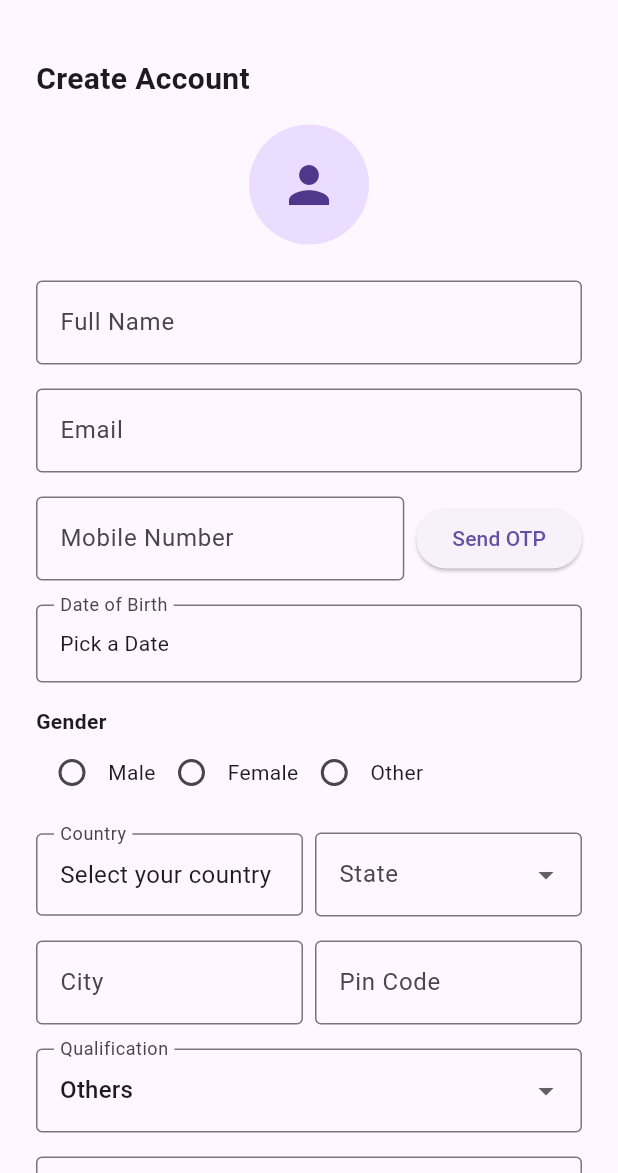
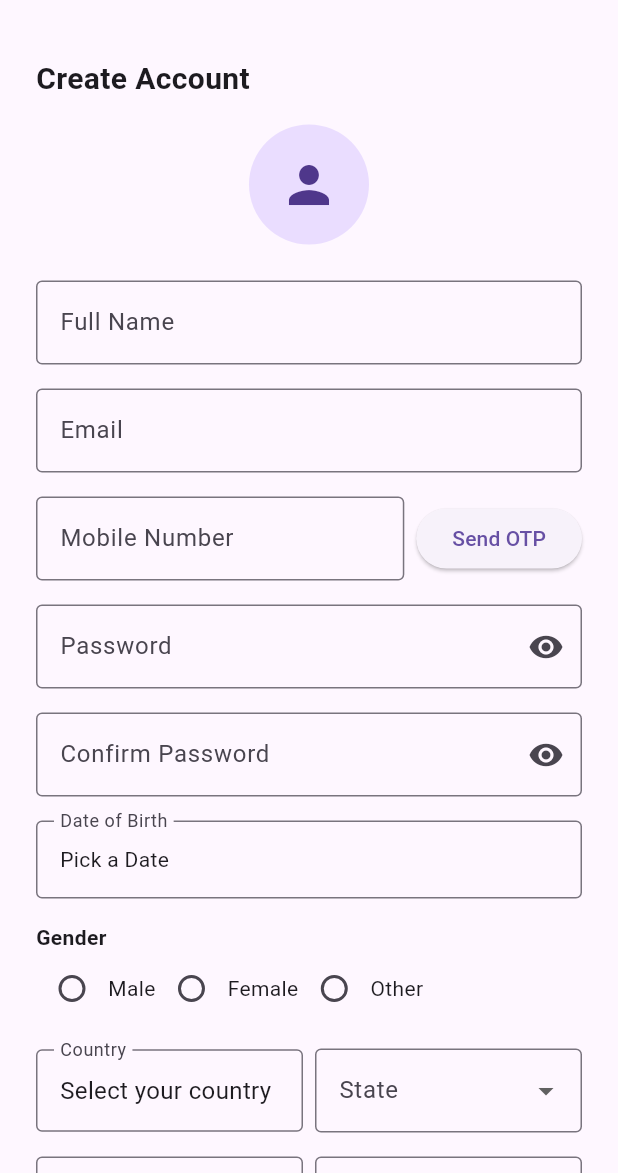
Before and after one commit to AswiniKrishna05/pulse-post, a Flutter app: the PersonalInfoView screen opened by its route, on a phone screen of 412 x 824 dp, the part 63-1236 px from its top. Run offline on Flutter 3.47's test engine with Material 3 defaults, Android fonts, the phone set to English and light mode, and no system bars; our stand-ins replace cloud_firestore, cloud_functions, country_picker, firebase_auth, firebase_core, firebase_storage and 3 more; accounts and stored records are empty.

Commit message:
second commit

```diff
--- /dev/null
+++ b/lib/model/personal_info_model.dart
@@ -0,0 +1,59 @@
+class PersonalInfoModel {
+  final String fullName;
+  final String email;
+  final String mobile;
+  final String password;
+  final DateTime dob;
+  final int age;
+  final String gender;
+  final String country;
+  final String state;
+  final String city;
+  final String pinCode;
+  final String qualification;
+  final String occupation;
+  final List<String> interests;
+  final String? profileImageUrl;
+  final String? referral;
+
+  PersonalInfoModel({
+    required this.fullName,
+    required this.email,
+    required this.mobile,
+    required this.password,
+    required this.dob,
+    required this.age,
+    required this.gender,
+    required this.country,
+    required this.state,
+    required this.city,
+    required this.pinCode,
+    required this.qualification,
+    required this.occupation,
+    required this.interests,
+    this.profileImageUrl,
+    this.referral,
+  });
+
+  Map<String, dynamic> toMap() {
+    return {
+      'fullName': fullName,
+      'email': email,
+      'mobile': mobile,
+      'password': password,
+      'dob': dob.toIso8601String(),
+      'age': age,
+      'gender': gender,
+      'country': country,
+      'state': state,
+      'city': city,
+      'pinCode': pinCode,
+      'qualification': qualification,
+      'occupation': occupation,
+      'interests': interests,
+      'profileImageUrl': profileImageUrl,
+      'referral': referral,
+      'createdAt': DateTime.now(),
+    };
+  }
+}
--- a/lib/viewmodels/personal_info_viewmodel.dart
+++ b/lib/viewmodels/personal_info_viewmodel.dart
@@ -1,17 +1,21 @@
 import 'dart:io';
 import 'package:flutter/material.dart';
 import 'package:image_picker/image_picker.dart';
+import 'package:firebase_auth/firebase_auth.dart';
 import 'package:cloud_firestore/cloud_firestore.dart';
-import 'package:firebase_auth/firebase_auth.dart';
 import 'package:firebase_storage/firebase_storage.dart';
+import '../model/personal_info_model.dart';
 import '../core/navigation/app_routes.dart';
 
 class PersonalInfoViewModel extends ChangeNotifier {
   File? profileImage;
 
+  // Form Fields
   String fullName = '';
   String email = '';
   String mobile = '';
+  String password = '';
+  String confirmPassword = '';
   DateTime? dob;
   int age = 0;
   String gender = '';
@@ -20,12 +24,11 @@ class PersonalInfoViewModel extends ChangeNotifier {
   String city = '';
   String pinCode = '';
   String qualification = '';
-  String customQualification = '';
   String occupation = '';
   String referral = '';
-  Set<String> selectedInterests = {};
+  final Set<String> selectedInterests = {};
 
-  Future<void> pickImage(ImageSource source) async {
+  void pickImage(ImageSource source) async {
     final picker = ImagePicker();
     final picked = await picker.pickImage(source: source);
     if (picked != null) {
@@ -34,80 +37,29 @@ class PersonalInfoViewModel extends ChangeNotifier {
     }
   }
 
-  Future<void> saveProfileToFirestore(BuildContext context) async {
-    if (age < 16) {
-      ScaffoldMessenger.of(context).showSnackBar(
-        const SnackBar(content: Text("You must be at least 16 years old to register.")),
-      );
-      return;
-    }
-    final uid = FirebaseAuth.instance.currentUser?.uid;
-    if (uid == null) {
-      ScaffoldMessenger.of(context).showSnackBar(
-        const SnackBar(content: Text("User not logged in")),
-      );
-      return;
-    }
-
-    String? imageUrl;
-    if (profileImage != null) {
-      final ref = FirebaseStorage.instance
-          .ref()
-          .child('profile_images')
-          .child('$uid.jpg');
-      await ref.putFile(profileImage!);
-      imageUrl = await ref.getDownloadURL();
-    }
-
-    await FirebaseFirestore.instance.collection('users').doc(uid).set({
-      'fullName': fullName,
-      'email': email,
-      'mobile': mobile,
-      'dob': dob?.toIso8601String(),
-      'age': age,
-      'gender': gender,
-      'country': country,
-      'state': state,
-      'city': city,
-      'pinCode': pinCode,
-      'qualification': qualification == 'others' ? customQualification : qualification,
-      'occupation': occupation,
-      'referral': referral,
-      'profileImageUrl': imageUrl,
-      'createdAt': FieldValue.serverTimestamp(),
-      'isCompletedInfo': true,
-    });
-
-    Navigator.pushNamedAndRemoveUntil(context, AppRoutes.socialFollow, (route) => false);
-  }
-
   void setDob(DateTime date) {
     dob = date;
-    _calculateAge();
+    final now = DateTime.now();
+    age = now.year - date.year;
+    if (now.month < date.month || (now.month == date.month && now.day < date.day)) {
+      age--;
+    }
     notifyListeners();
   }
 
-  void _calculateAge() {
-    if (dob == null) return;
-    final now = DateTime.now();
-    age = now.year - dob!.year;
-    if (now.month < dob!.month || (now.month == dob!.month && now.day < dob!.day)) {
-      age--;
-    }
-  }
-
-  void updateField(String key, String value) {
-    switch (key) {
+  void updateField(String field, String value) {
+    switch (field) {
       case 'fullName': fullName = value; break;
       case 'email': email = value; break;
       case 'mobile': mobile = value; break;
+      case 'password': password = value; break;
+      case 'confirmPassword': confirmPassword = value; break;
       case 'gender': gender = value; break;
       case 'country': country = value; break;
       case 'state': state = value; break;
       case 'city': city = value; break;
-      case 'pin': pinCode = value; break;
-      case 'qualification': qualification = value; customQualification = ''; break;
-      case 'customQualification': customQualification = value; break;
+      case 'pinCode': pinCode = value; break;
+      case 'qualification': qualification = value; break;
       case 'occupation': occupation = value; break;
       case 'referral': referral = value; break;
     }
@@ -122,4 +74,65 @@ class PersonalInfoViewModel extends ChangeNotifier {
     }
     notifyListeners();
   }
+
+  bool get isFormValid {
+    return fullName.isNotEmpty &&
+        email.isNotEmpty &&
+        mobile.isNotEmpty &&
+        password.isNotEmpty &&
+        confirmPassword.isNotEmpty &&
+        password == confirmPassword &&
+        dob != null &&
+        age >= 16 &&
+        gender.isNotEmpty &&
+        country.isNotEmpty &&
+        state.isNotEmpty &&
+        city.isNotEmpty &&
+        pinCode.isNotEmpty &&
+        qualification.isNotEmpty &&
+        occupation.isNotEmpty &&
+        selectedInterests.isNotEmpty;
+  }
+
+  Future<void> saveToFirestore(BuildContext context) async {
+    try {
+      final uid = FirebaseAuth.instance.currentUser?.uid;
+      if (uid == null) {
+        ScaffoldMessenger.of(context).showSnackBar(const SnackBar(content: Text("User not logged in")));
+        return;
+      }
+
+      String? imageUrl;
+      if (profileImage != null) {
+        final ref = FirebaseStorage.instance.ref().child("profile_images/$uid.jpg");
+        await ref.putFile(profileImage!);
+        imageUrl = await ref.getDownloadURL();
+      }
+
+      final userModel = PersonalInfoModel(
+        fullName: fullName,
+        email: email,
+        mobile: mobile,
+        password: password,
+        dob: dob!,
+        age: age,
+        gender: gender,
+        country: country,
+        state: state,
+        city: city,
+        pinCode: pinCode,
+        qualification: qualification,
+        occupation: occupation,
+        interests: selectedInterests.toList(),
+        profileImageUrl: imageUrl,
+        referral: referral.isEmpty ? null : referral,
+      );
+
+      await FirebaseFirestore.instance.collection('users').doc(uid).set(userModel.toMap());
+
+      Navigator.pushNamedAndRemoveUntil(context, AppRoutes.home, (_) => false);
+    } catch (e) {
+      ScaffoldMessenger.of(context).showSnackBar(SnackBar(content: Text("Error: ${e.toString()}")));
+    }
+  }
 }
--- a/lib/views/personal_info/personal_info_view.dart
+++ b/lib/views/personal_info/personal_info_view.dart
@@ -94,6 +94,20 @@ class PersonalInfoView extends StatelessWidget {
                   const SizedBox(width: 8),
                   ElevatedButton(onPressed: () {}, child: const Text('Send OTP')),
                 ],
+              ),
+              const SizedBox(height: 16),
+              CustomTextField(
+                label: 'Password',
+                hint: 'Enter password',
+                obscure: true,
+                onChanged: (val) => vm.updateField('password', val),
+              ),
+              const SizedBox(height: 16),
+              CustomTextField(
+                label: 'Confirm Password',
+                hint: 'Re-enter password',
+                obscure: true,
+                onChanged: (val) => vm.updateField('confirmPassword', val),
               ),
               const SizedBox(height: 16),
 
@@ -248,7 +262,6 @@ class PersonalInfoView extends StatelessWidget {
                     label: 'Please specify',
                     hint: 'Enter your qualification',
                     onChanged: (val) => vm.updateField('customQualification', val),
-                    initialValue: vm.customQualification,
                   ),
                 ),
               const SizedBox(height: 16),
@@ -274,13 +287,30 @@ class PersonalInfoView extends StatelessWidget {
               const SizedBox(height: 24),
 
               // ✅ Continue Button
-              SizedBox(
-                width: double.infinity,
-                child: PrimaryButton(
-                  text: 'Continue',
-                  onPressed: () => vm.saveProfileToFirestore(context),
+              GestureDetector(
+                onTap: () {
+                  if (vm.isFormValid) {
+                    vm.saveToFirestore(context);
+                  } else {
+                    ScaffoldMessenger.of(context).showSnackBar(
+                      const SnackBar(
+                        content: Text('Please fill all required fields correctly.'),
+                      ),
+                    );
+                  }
+                },
+                child: AbsorbPointer(
+                  absorbing: !vm.isFormValid,
+                  child: SizedBox(
+                    width: double.infinity,
+                    child: PrimaryButton(
+                      text: 'Continue',
+                      onPressed: vm.isFormValid ? () => vm.saveToFirestore(context) : null,
+                    ),
+                  ),
                 ),
               ),
+
               const SizedBox(height: 32),
             ],
           ),
--- a/lib/views/widgets/custom_textfield.dart
+++ b/lib/views/widgets/custom_textfield.dart
@@ -1,6 +1,6 @@
 import 'package:flutter/material.dart';
 
-class CustomTextField extends StatelessWidget {
+class CustomTextField extends StatefulWidget {
   final String label;
   final String hint;
   final bool obscure;
@@ -21,25 +21,45 @@ class CustomTextField extends StatelessWidget {
   });
 
   @override
+  State<CustomTextField> createState() => _CustomTextFieldState();
+}
+
+class _CustomTextFieldState extends State<CustomTextField> {
+  late bool _obscureText;
+
+  @override
+  void initState() {
+    super.initState();
+    _obscureText = widget.obscure;
+  }
+
+  void _toggleVisibility() {
+    setState(() {
+      _obscureText = !_obscureText;
+    });
+  }
+
+  @override
   Widget build(BuildContext context) {
-    final controller = TextEditingController(text: initialValue);
-    controller.selection = TextSelection.fromPosition(
-      TextPosition(offset: controller.text.length),
-    );
-    return TextField(
-      controller: controller,
-      onChanged: onChanged,
-      obscureText: obscure,
+    return TextFormField(
+      initialValue: widget.initialValue,
+      onChanged: widget.onChanged,
+      obscureText: _obscureText,
       decoration: InputDecoration(
-        labelText: label,
-        hintText: hint,
+        labelText: widget.label,
+        hintText: widget.hint,
         border: const OutlineInputBorder(),
-        suffixIcon: suffixIcon != null
+        suffixIcon: widget.obscure
             ? IconButton(
-          icon: Icon(suffixIcon),
-          onPressed: onToggleVisibility,
-        )
-            : null,
+                icon: Icon(_obscureText ? Icons.visibility : Icons.visibility_off),
+                onPressed: _toggleVisibility,
+              )
+            : (widget.suffixIcon != null
+                ? IconButton(
+                    icon: Icon(widget.suffixIcon),
+                    onPressed: widget.onToggleVisibility,
+                  )
+                : null),
       ),
     );
   }
--- a/lib/views/widgets/primary_button.dart
+++ b/lib/views/widgets/primary_button.dart
@@ -2,7 +2,7 @@ import 'package:flutter/material.dart';
 
 class PrimaryButton extends StatelessWidget {
   final String text;
-  final VoidCallback onPressed;
+  final VoidCallback? onPressed;
   final bool isLoading;
 
   const PrimaryButton({
```
Also changed, not shown: lib/model/user_profile_model.dart (added, +75 -0 lines).
